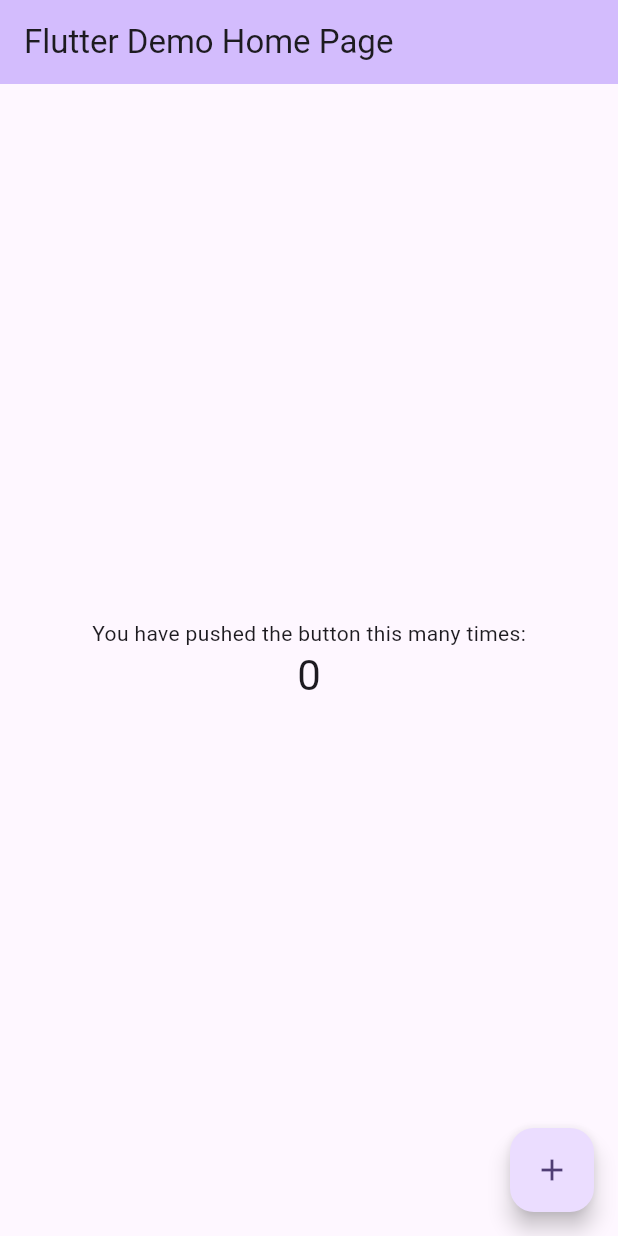
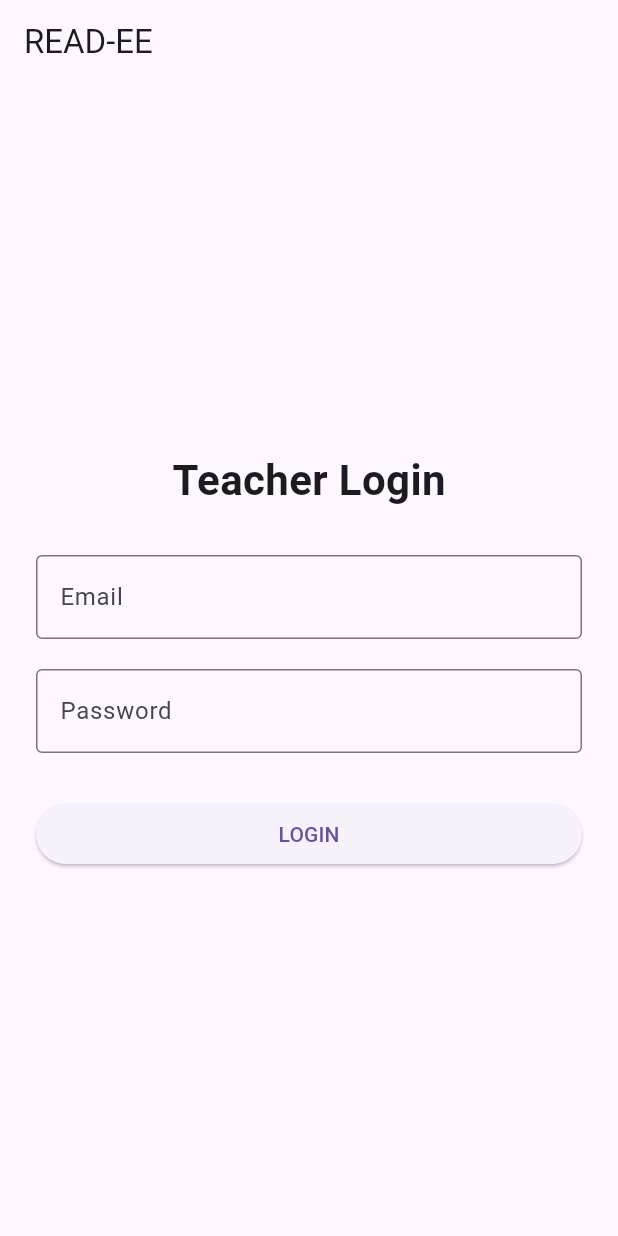
Before and after one commit to gwen041/Read-EE, a Flutter app: the screen it shows after launch, on a phone screen of 412 x 824 dp. Run offline on Flutter 3.47's test engine with Material 3 defaults, Android fonts, the phone set to English and light mode, and no system bars.

Commit message:
Add: Login and dashboard screens

```diff
--- a/frontend/lib/main.dart
+++ b/frontend/lib/main.dart
@@ -1,122 +1,18 @@
 import 'package:flutter/material.dart';
+import 'screens/login_screen.dart';
 
 void main() {
-  runApp(const MyApp());
+  runApp(const ReadEEApp());
 }
 
-class MyApp extends StatelessWidget {
-  const MyApp({super.key});
+class ReadEEApp extends StatelessWidget {
+  const ReadEEApp({super.key});
 
-  // This widget is the root of your application.
   @override
   Widget build(BuildContext context) {
     return MaterialApp(
-      title: 'Flutter Demo',
-      theme: ThemeData(
-        // This is the theme of your application.
-        //
-        // TRY THIS: Try running your application with "flutter run". You'll see
-        // the application has a purple toolbar. Then, without quitting the app,
-        // try changing the seedColor in the colorScheme below to Colors.green
-        // and then invoke "hot reload" (save your changes or press the "hot
-        // reload" button in a Flutter-supported IDE, or press "r" if you used
-        // the command line to start the app).
-        //
-        // Notice that the counter didn't reset back to zero; the application
-        // state is not lost during the reload. To reset the state, use hot
-        // restart instead.
-        //
-        // This works for code too, not just values: Most code changes can be
-        // tested with just a hot reload.
-        colorScheme: .fromSeed(seedColor: Colors.deepPurple),
-      ),
-      home: const MyHomePage(title: 'Flutter Demo Home Page'),
+      title: 'READ-EE',
+      home: const LoginScreen(),
     );
   }
 }
-
-class MyHomePage extends StatefulWidget {
-  const MyHomePage({super.key, required this.title});
-
-  // This widget is the home page of your application. It is stateful, meaning
-  // that it has a State object (defined below) that contains fields that affect
-  // how it looks.
-
-  // This class is the configuration for the state. It holds the values (in this
-  // case the title) provided by the parent (in this case the App widget) and
-  // used by the build method of the State. Fields in a Widget subclass are
-  // always marked "final".
-
-  final String title;
-
-  @override
-  State<MyHomePage> createState() => _MyHomePageState();
-}
-
-class _MyHomePageState extends State<MyHomePage> {
-  int _counter = 0;
-
-  void _incrementCounter() {
-    setState(() {
-      // This call to setState tells the Flutter framework that something has
-      // changed in this State, which causes it to rerun the build method below
-      // so that the display can reflect the updated values. If we changed
-      // _counter without calling setState(), then the build method would not be
-      // called again, and so nothing would appear to happen.
-      _counter++;
-    });
-  }
-
-  @override
-  Widget build(BuildContext context) {
-    // This method is rerun every time setState is called, for instance as done
-    // by the _incrementCounter method above.
-    //
-    // The Flutter framework has been optimized to make rerunning build methods
-    // fast, so that you can just rebuild anything that needs updating rather
-    // than having to individually change instances of widgets.
-    return Scaffold(
-      appBar: AppBar(
-        // TRY THIS: Try changing the color here to a specific color (to
-        // Colors.amber, perhaps?) and trigger a hot reload to see the AppBar
-        // change color while the other colors stay the same.
-        backgroundColor: Theme.of(context).colorScheme.inversePrimary,
-        // Here we take the value from the MyHomePage object that was created by
-        // the App.build method, and use it to set our appbar title.
-        title: Text(widget.title),
-      ),
-      body: Center(
-        // Center is a layout widget. It takes a single child and positions it
-        // in the middle of the parent.
-        child: Column(
-          // Column is also a layout widget. It takes a list of children and
-          // arranges them vertically. By default, it sizes itself to fit its
-          // children horizontally, and tries to be as tall as its parent.
-          //
-          // Column has various properties to control how it sizes itself and
-          // how it positions its children. Here we use mainAxisAlignment to
-          // center the children vertically; the main axis here is the vertical
-          // axis because Columns are vertical (the cross axis would be
-          // horizontal).
-          //
-          // TRY THIS: Invoke "debug painting" (choose the "Toggle Debug Paint"
-          // action in the IDE, or press "p" in the console), to see the
-          // wireframe for each widget.
-          mainAxisAlignment: .center,
-          children: [
-            const Text('You have pushed the button this many times:'),
-            Text(
-              '$_counter',
-              style: Theme.of(context).textTheme.headlineMedium,
-            ),
-          ],
-        ),
-      ),
-      floatingActionButton: FloatingActionButton(
-        onPressed: _incrementCounter,
-        tooltip: 'Increment',
-        child: const Icon(Icons.add),
-      ),
-    );
-  }
-}
--- /dev/null
+++ b/frontend/lib/screens/login_screen.dart
@@ -0,0 +1,66 @@
+import 'package:flutter/material.dart';
+import 'dashboard_screen.dart';
+
+class LoginScreen extends StatelessWidget {
+  const LoginScreen({super.key});
+
+  @override
+  Widget build(BuildContext context) {
+    return Scaffold(
+      appBar: AppBar(
+        title: const Text('READ-EE'),
+      ),
+      body: Padding(
+        padding: const EdgeInsets.all(24.0),
+        child: Column(
+          mainAxisAlignment: MainAxisAlignment.center,
+          children: [
+            const Text(
+              'Teacher Login',
+              style: TextStyle(
+                fontSize: 28,
+                fontWeight: FontWeight.bold,
+              ),
+            ),
+
+            const SizedBox(height: 30),
+
+            TextField(
+              decoration: const InputDecoration(
+                labelText: 'Email',
+                border: OutlineInputBorder(),
+              ),
+            ),
+
+            const SizedBox(height: 20),
+
+            TextField(
+              obscureText: true,
+              decoration: const InputDecoration(
+                labelText: 'Password',
+                border: OutlineInputBorder(),
+              ),
+            ),
+
+            const SizedBox(height: 30),
+
+            SizedBox(
+              width: double.infinity,
+              child: ElevatedButton(
+                onPressed: () {
+                  Navigator.push(
+                    context,
+                    MaterialPageRoute(
+                      builder: (context) => const DashboardScreen(),
+                    ),
+                  );
+                },
+                child: const Text('LOGIN'),
+              ),
+            ),
+          ],
+        ),
+      ),
+    );
+  }
+}
```
Also changed, not shown: frontend/lib/screens/dashboard_screen.dart (added, +125 -0 lines), 1 other file.
